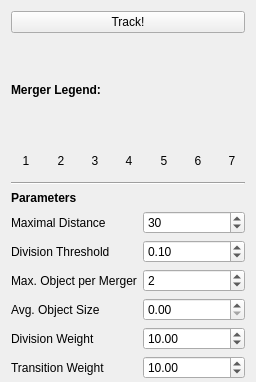
First picture: the form in ilastik/applets/tracking/conservation/drawer.ui, repository ilastik/ilastik, before the edit; both pictures show x 0 to 256 and y 0 to 382 of the 256 by 1028 pixel window.
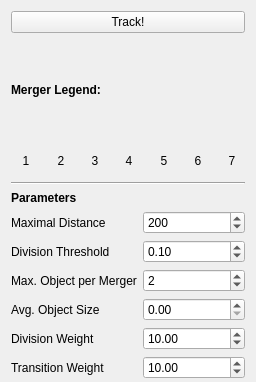
Second picture: the form after the edit.

Commit message: tracking: increased the default value for maximal distance

Patch:
```diff
--- a/ilastik/applets/tracking/conservation/drawer.ui
+++ b/ilastik/applets/tracking/conservation/drawer.ui
@@ -428,10 +428,10 @@
        <item row="1" column="1">
         <widget class="QSpinBox" name="maxDistBox">
          <property name="maximum">
-          <number>1000</number>
+          <number>99999</number>
          </property>
          <property name="value">
-          <number>30</number>
+          <number>200</number>
          </property>
         </widget>
        </item>
```
